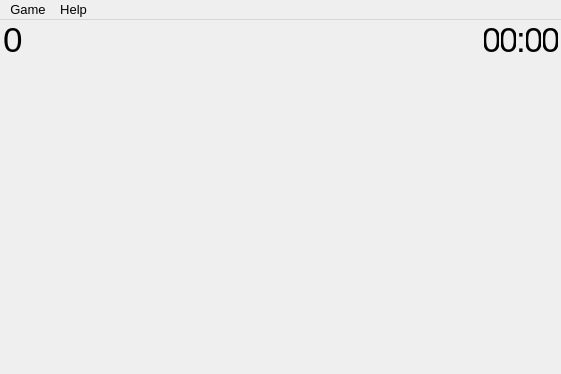
First picture: the form in mainwindow.ui, repository q-g-j/qminesweeper, before the edit.
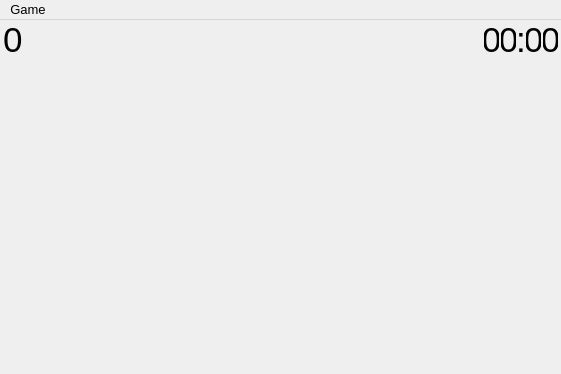
Second picture: the form after the edit. Icons and pictures are not drawn.

Commit message: added icons for the menu bar

Diff of the .ui file:
```diff
--- a/mainwindow.ui
+++ b/mainwindow.ui
@@ -498,15 +498,7 @@
     <addaction name="actionNew"/>
     <addaction name="actionQuit"/>
    </widget>
-   <widget class="QMenu" name="menuHelp">
-    <property name="title">
-     <string>Help</string>
-    </property>
-    <addaction name="actionHow_to_play"/>
-    <addaction name="actionAbout"/>
-   </widget>
    <addaction name="menuGame"/>
-   <addaction name="menuHelp"/>
   </widget>
   <action name="actionHow_to_play">
    <property name="text">
```
Left out of the diff: 15 changed lines with no effect on the pictures. The commit also changes 2 other files.
